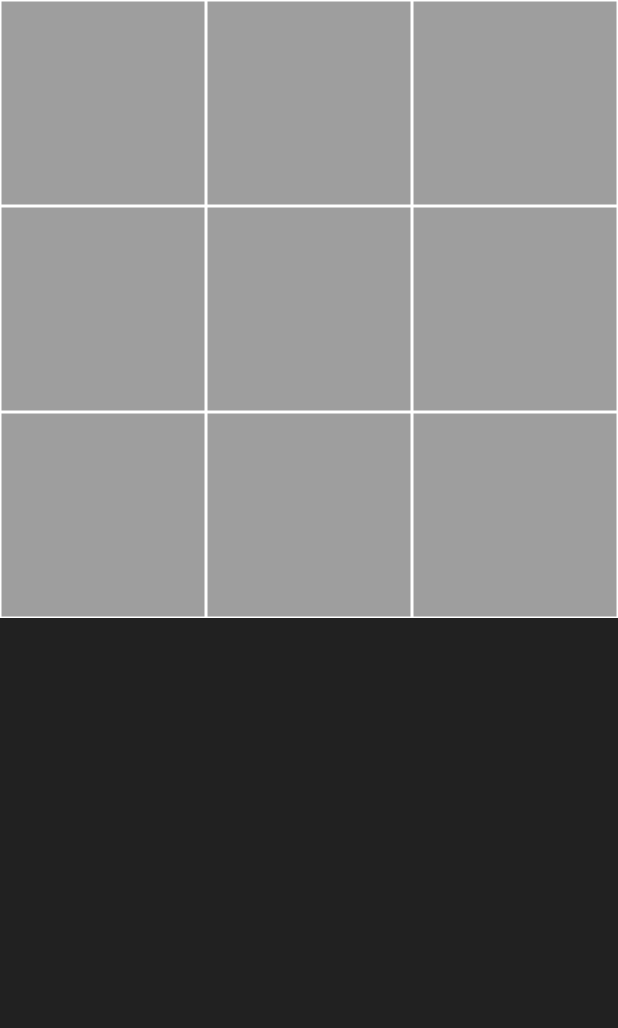
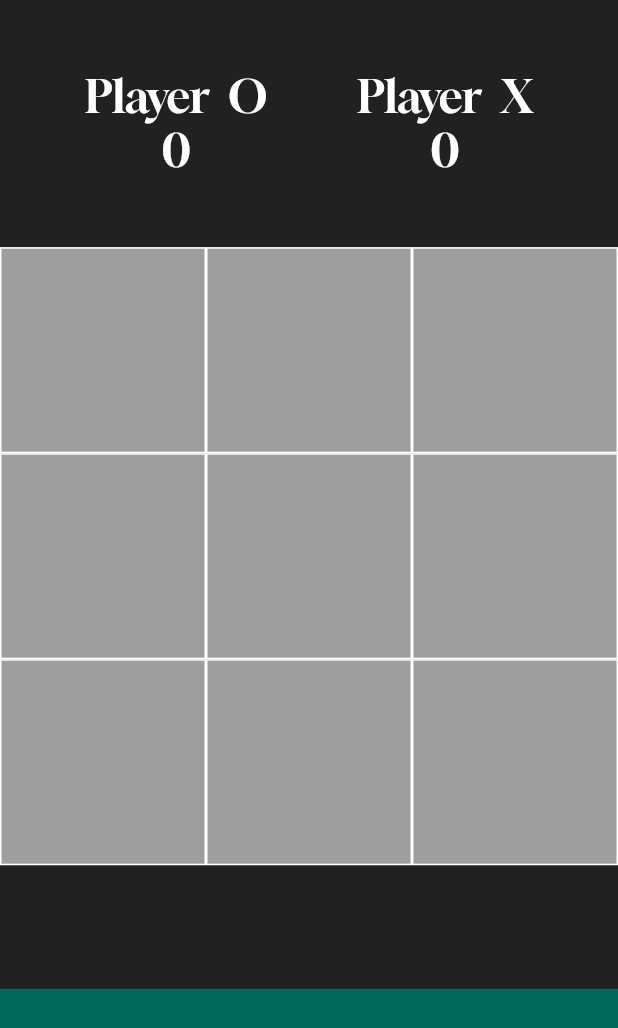
Before and after one commit to rjunaidd/tic_tac-game, a Flutter app: the screen it shows after launch, on a phone screen of 412 x 824 dp. Shown: the top 1028 px of the screen. Run offline on Flutter 3.47's test engine with Material 2 defaults, Android fonts, the phone set to English and light mode, and no system bars.

```diff
--- a/lib/game_screen.dart
+++ b/lib/game_screen.dart
@@ -20,12 +20,51 @@ class _GameScreenState extends State<GameScreen> {
     "",
     "",
   ];
+  var playertextstyle = TextStyle(color: Colors.white ,fontSize: 30, fontFamily: "Gloock");
+  int firstScore = 0;
+  int exScore = 0;
+  int filledBoxes = 0;
   @override
   Widget build(BuildContext context) {
+    Size size = MediaQuery.of(context).size;
     return SafeArea(
       child: Scaffold(
         backgroundColor: Colors.grey.shade900,
-        body: GridView.builder(
+        body: Column(
+          children: [
+            Expanded(
+                child: Container(
+                  // color:  Colors.teal.shade800,
+                child: Row(
+                  mainAxisAlignment: MainAxisAlignment.center,
+                  children: [
+                    Padding(
+                      padding: const EdgeInsets.all(30.0),
+                      child: Column(
+                        mainAxisAlignment: MainAxisAlignment.center,
+                        children: [
+                          Text("Player  O" ,style: playertextstyle,),
+                          Text(firstScore.toString() ,style: playertextstyle,),
+                        ],
+                      ),
+                    ),
+                    Padding(
+                      padding: const EdgeInsets.all(30.0),
+                      child: Column(
+                        mainAxisAlignment: MainAxisAlignment.center,
+                        children: [
+                          Text("Player  X" , style: playertextstyle,),
+                          Text(exScore.toString() , style: playertextstyle,),
+                        ],
+                      ),
+                    ),
+                  ],
+                ),
+                ),
+            ),
+            Expanded(
+              flex: 3,
+              child: GridView.builder(
                 itemCount: 9,
                 gridDelegate: const SliverGridDelegateWithFixedCrossAxisCount(
                     crossAxisCount: 3),
@@ -49,15 +88,25 @@ class _GameScreenState extends State<GameScreen> {
                 },
               ),
             ),
+            Expanded(
+                child: Container(
+                  color:  Colors.teal.shade800,
+                )
+            ),
+          ],
+        ),
+      ),
     );
   }
 
   void _tapped(int index) {
     setState(() {
-      if (firstTurn) {
+      if (firstTurn &&  showOnDisplay[index]  == "") {
         showOnDisplay[index] = "o";
-      } else {
+        filledBoxes += 1;
+      } else if(!firstTurn &&  showOnDisplay[index]  == ""){
           showOnDisplay[index] = "x";
+          filledBoxes += 1;
         }
         firstTurn = !firstTurn;
         _checkWinner();
@@ -105,15 +154,65 @@ class _GameScreenState extends State<GameScreen> {
         showOnDisplay[0] != "") {
       _showWinDialog(showOnDisplay[0]);
     }
+    else if(filledBoxes == 9){
+      _showDrawDialog();
+    }
   }
 
+  void _showDrawDialog() {
+    showDialog(
+      barrierDismissible: false,
+        context:context ,
+        builder: (BuildContext){
+          return  AlertDialog(
+            title: Text("Draw"),
+
+          actions: [
+            ElevatedButton(
+                onPressed: (){
+                  _clearBoard();
+                  Navigator.of(context).pop();
+                },
+                child: Text("Play Again"),
+            ),
+          ],
+          );
+        }
+        );
+  }
   void _showWinDialog(String winner) {
     showDialog(
+      barrierDismissible: false,
         context:context ,
         builder: (BuildContext){
           return  AlertDialog(
             title: Text("WINNER IS : " + winner),
-          );
+
+          actions: [
+            ElevatedButton(
+                onPressed: (){
+                  _clearBoard();
+                  Navigator.of(context).pop();
+                },
+                child: Text("Play Again"),
+            ),
+          ],);
         });
+    if(winner == "O"){
+      firstScore +=1;
+    }else if(winner == "X"){
+      exScore += 1;
+    }
+    _clearBoard();
+  }
+
+  void _clearBoard()
+  {
+  setState(() {
+    for(int i=0; i<9; i++){
+      showOnDisplay[i] = "";
+    }
+  });
+  filledBoxes = 0;
   }
 }
```
Lines whose indentation alone changed are shown as unchanged.
